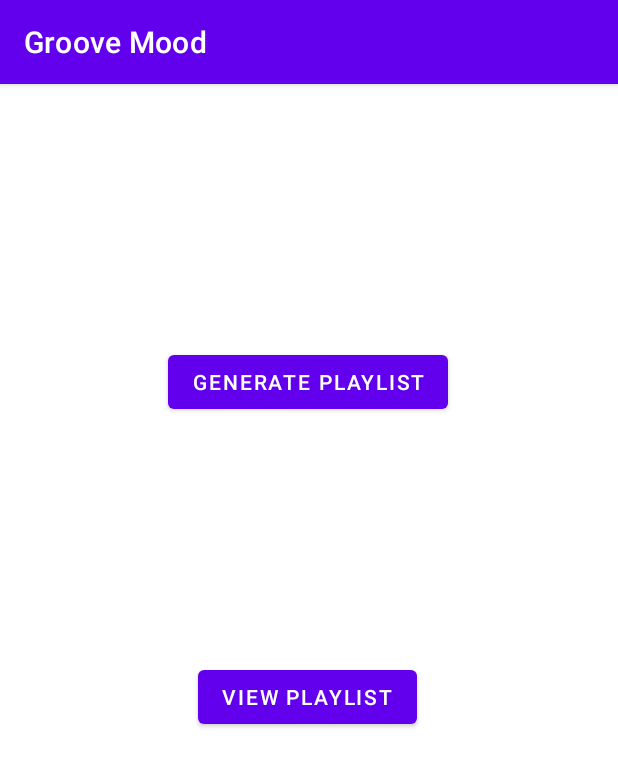
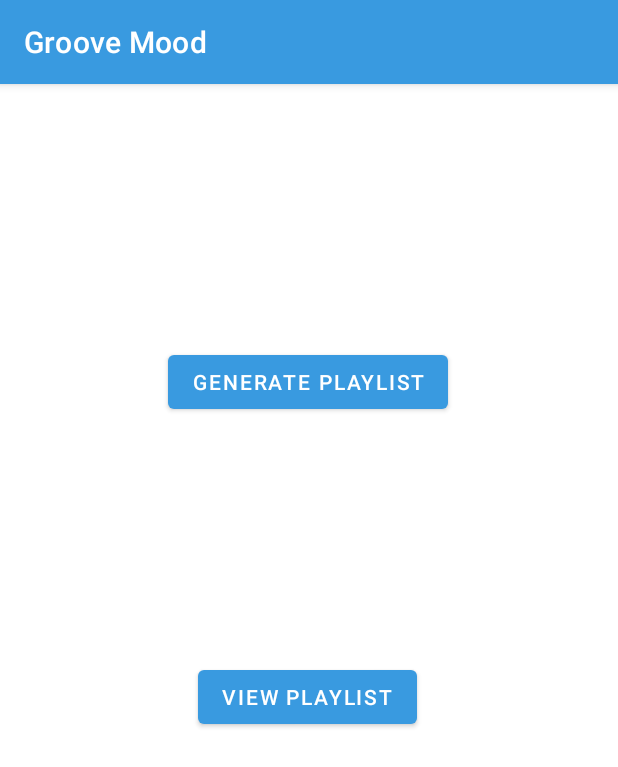
Before and after one commit to TristanStreich/GrooveMood, an Android app: the screen it shows after launch (MainActivity), on a phone screen of 412 x 824 dp. Shown: the top 767 px of the screen. Run offline under Robolectric (Android 15) with nearby library versions, the phone set to English and light mode, and no system bars.

Commit message:
changed colors in theme

```diff
--- a/app/src/main/java/com/example/groovemood/MainActivity.java
+++ b/app/src/main/java/com/example/groovemood/MainActivity.java
@@ -21,8 +21,6 @@ import android.widget.Toast;
 
 public class MainActivity extends AppCompatActivity {
 
-    private AlertDialog.Builder dialogBuilder;
-    private AlertDialog dialog;
 
 
     @Override
--- a/app/src/main/res/values/themes.xml
+++ b/app/src/main/res/values/themes.xml
@@ -2,15 +2,13 @@
     <!-- Base application theme. -->
     <style name="Theme.GrooveMood" parent="Theme.MaterialComponents.DayNight.DarkActionBar">
         <!-- Primary brand color. -->
-        <item name="colorPrimary">@color/purple_500</item>
-        <item name="colorPrimaryVariant">@color/purple_700</item>
+        <item name="colorPrimary">@color/main_blue</item>
         <item name="colorOnPrimary">@color/white</item>
         <!-- Secondary brand color. -->
-        <item name="colorSecondary">@color/teal_200</item>
-        <item name="colorSecondaryVariant">@color/teal_700</item>
-        <item name="colorOnSecondary">@color/black</item>
+        <item name="colorSecondary">@color/alt_blue</item>
+        <item name="colorOnSecondary">@color/white</item>
         <!-- Status bar color. -->
-        <item name="android:statusBarColor" tools:targetApi="l">?attr/colorPrimaryVariant</item>
+        <item name="android:statusBarColor" tools:targetApi="l">?attr/colorPrimary</item>
         <!-- Customize your theme here. -->
         <item name="android:popupMenuStyle">@style/PopUp</item>
         <item name="android:textAppearanceLargePopupMenu">@style/PopUpText</item>
```
